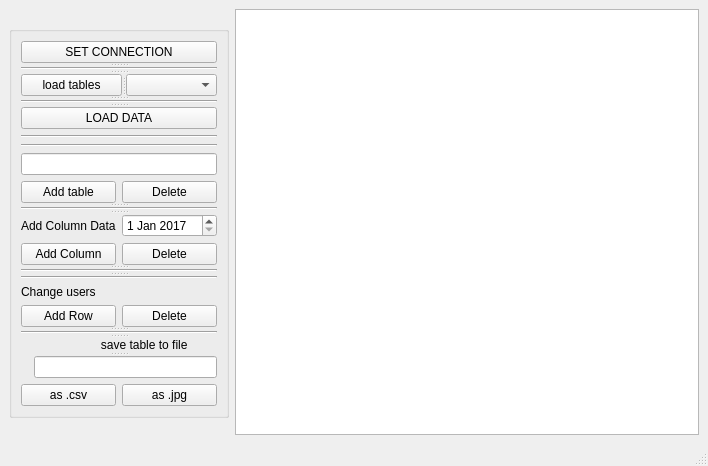
The window that table_window.ui (mmakarevich/qt_db) describes before a commit, drawn with Qt 5.
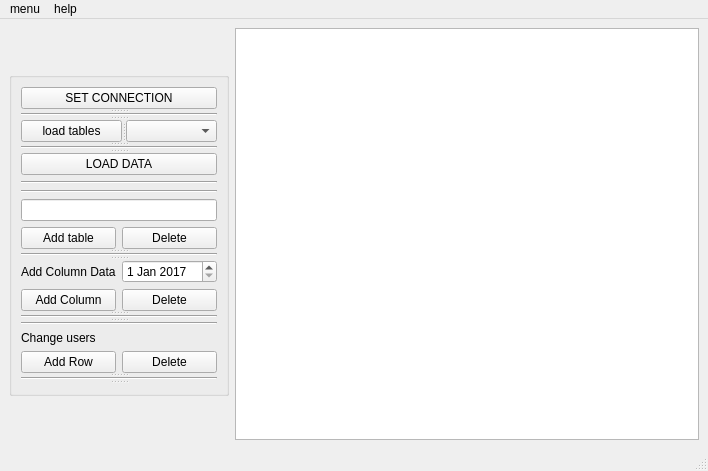
The same window after the commit.

Diff of the .ui file:
```diff
--- a/table_window.ui
+++ b/table_window.ui
@@ -7,7 +7,7 @@
     <x>0</x>
     <y>0</y>
     <width>708</width>
-    <height>466</height>
+    <height>471</height>
    </rect>
   </property>
   <property name="sizePolicy">
@@ -229,56 +229,6 @@
           <property name="orientation">
            <enum>Qt::Vertical</enum>
           </property>
-          <widget class="QLabel" name="label">
-           <property name="layoutDirection">
-            <enum>Qt::LeftToRight</enum>
-           </property>
-           <property name="text">
-            <string>                        save table to file</string>
-           </property>
-           <property name="textFormat">
-            <enum>Qt::AutoText</enum>
-           </property>
-           <property name="scaledContents">
-            <bool>false</bool>
-           </property>
-          </widget>
-          <widget class="QWidget" name="layoutWidget">
-           <layout class="QVBoxLayout" name="verticalLayout_3">
-            <item>
-             <layout class="QHBoxLayout" name="horizontalLayout_4">
-              <item>
-               <widget class="QLabel" name="label_4">
-                <property name="text">
-                 <string/>
-                </property>
-               </widget>
-              </item>
-              <item>
-               <widget class="QLineEdit" name="add_filename_line"/>
-              </item>
-             </layout>
-            </item>
-            <item>
-             <layout class="QHBoxLayout" name="horizontalLayout_5">
-              <item>
-               <widget class="QPushButton" name="save_as_file_button">
-                <property name="text">
-                 <string>as .csv</string>
-                </property>
-               </widget>
-              </item>
-              <item>
-               <widget class="QPushButton" name="save_as_jpg_file">
-                <property name="text">
-                 <string>as .jpg</string>
-                </property>
-               </widget>
-              </item>
-             </layout>
-            </item>
-           </layout>
-          </widget>
          </widget>
         </widget>
        </item>
@@ -312,6 +262,25 @@
      <height>21</height>
     </rect>
    </property>
+   <widget class="QMenu" name="menumenu">
+    <property name="title">
+     <string>menu</string>
+    </property>
+    <addaction name="action_save_file"/>
+    <addaction name="separator"/>
+    <addaction name="actionclose_2"/>
+    <addaction name="separator"/>
+   </widget>
+   <widget class="QMenu" name="menuhelp">
+    <property name="title">
+     <string>help</string>
+    </property>
+    <addaction name="actionabout"/>
+    <addaction name="actionabout_QT"/>
+    <addaction name="actionAPI_QT"/>
+   </widget>
+   <addaction name="menumenu"/>
+   <addaction name="menuhelp"/>
   </widget>
   <widget class="QStatusBar" name="statusbar"/>
  </widget>
```
Left out of the diff: 43 changed lines with no effect on the pictures.
